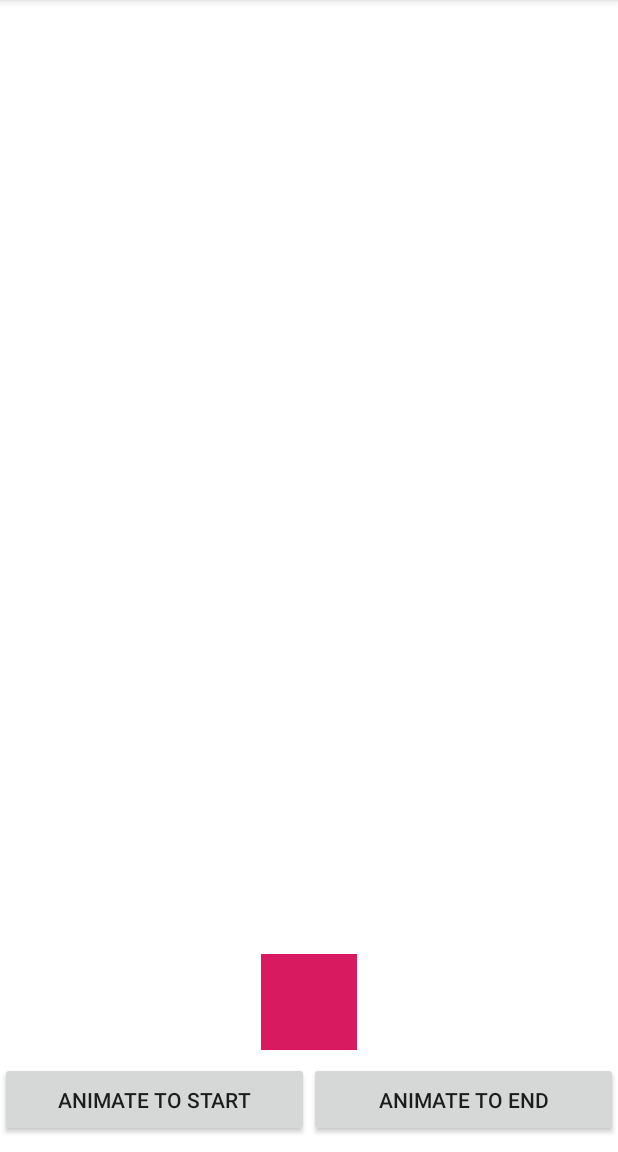
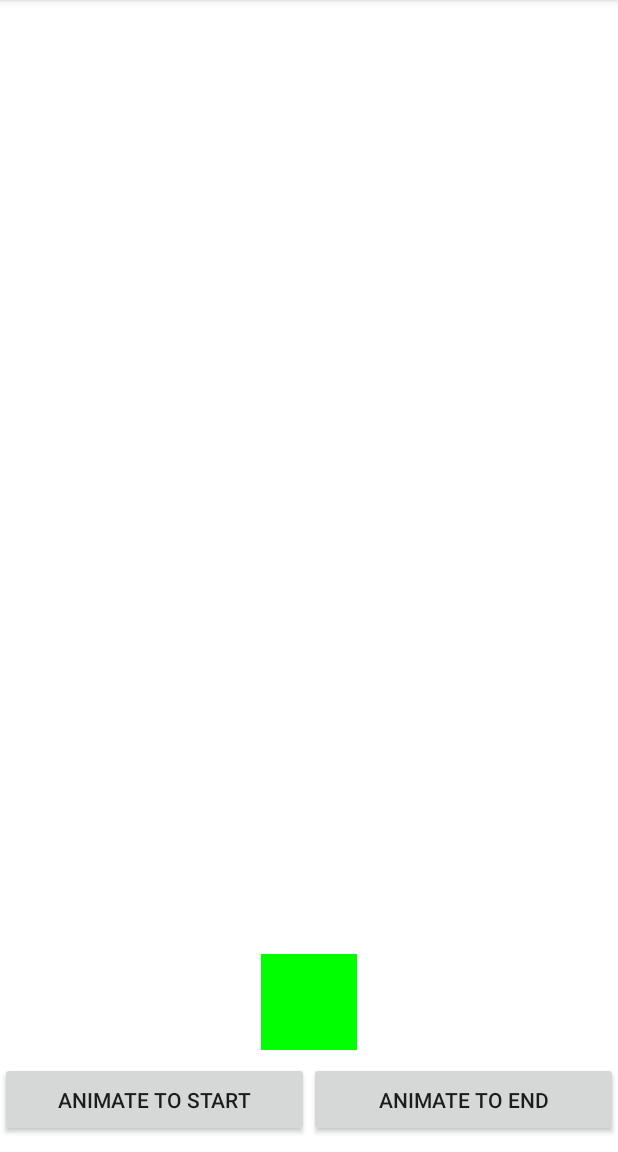
Before and after one commit to maozgal/MotionLayout, an Android app: the screen it shows after launch (MainActivity), on a phone screen of 412 x 824 dp, the part 84-1236 px from its top. Run offline under Robolectric (Android 15) with nearby library versions, the phone set to English and light mode, and no system bars.

Commit message:
Final attributes_solution

```diff
--- a/app/src/main/res/xml/scene_02.xml
+++ b/app/src/main/res/xml/scene_02.xml
@@ -10,27 +10,40 @@
 
     </Transition>
 
-
     <ConstraintSet android:id="@+id/start">
         <Constraint
             android:id="@+id/main_iv"
             android:layout_width="64dp"
             android:layout_height="64dp"
             android:layout_marginBottom="8dp"
+            android:alpha="1.0"
+            android:rotation="0.0"
+            android:translationX="0dp"
             motion:layout_constraintBottom_toTopOf="@+id/animate_to_start_bt"
-            motion:layout_constraintStart_toStartOf="parent"
-            motion:layout_constraintEnd_toEndOf="parent"/>
+            motion:layout_constraintEnd_toEndOf="parent"
+            motion:layout_constraintStart_toStartOf="parent">
+            <CustomAttribute
+                motion:attributeName="backgroundColor"
+                motion:customColorValue="#00ff00"/>
+        </Constraint>
     </ConstraintSet>
 
     <ConstraintSet android:id="@+id/end">
         <Constraint
             android:id="@+id/main_iv"
             android:layout_width="64dp"
-            android:layout_height="64dp"
+            android:layout_height="164dp"
             android:layout_marginTop="8dp"
+            android:alpha="0.5"
+            android:rotation="-720"
+            android:translationX="100dp"
+            motion:layout_constraintEnd_toEndOf="parent"
             motion:layout_constraintStart_toStartOf="parent"
-            motion:layout_constraintEnd_toEndOf="parent"
-            motion:layout_constraintTop_toTopOf="parent"/>
+            motion:layout_constraintTop_toTopOf="parent">
+            <CustomAttribute
+                motion:attributeName="backgroundColor"
+                motion:customColorValue="#ff0000"/>
+        </Constraint>
     </ConstraintSet>
 
 </MotionScene>
```
